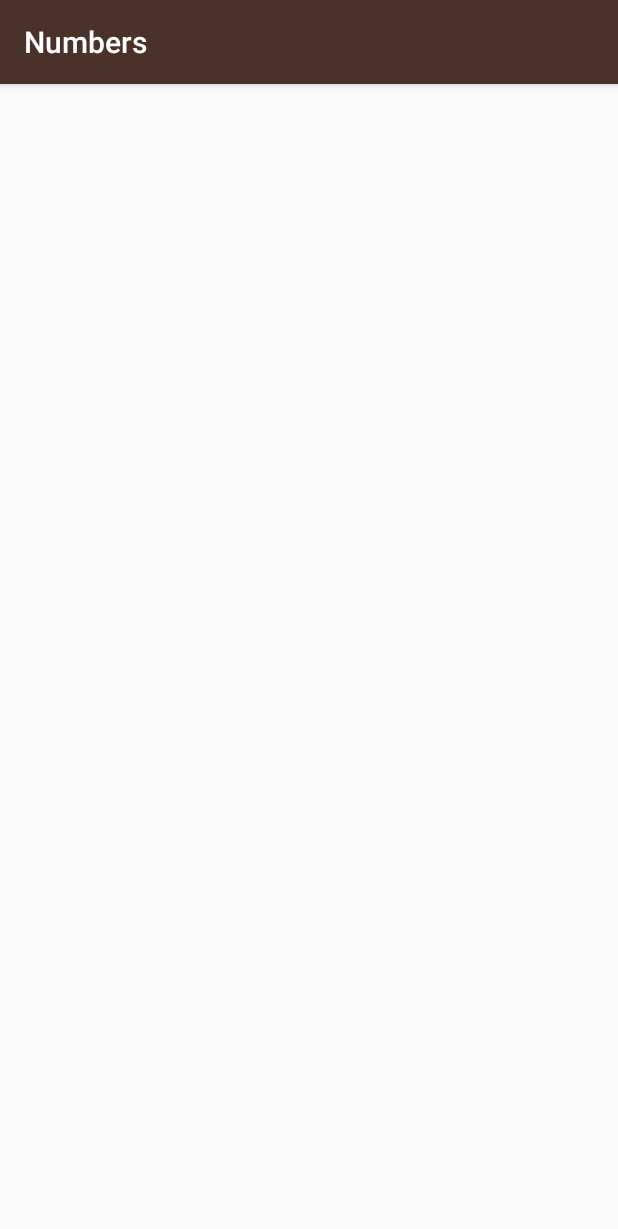
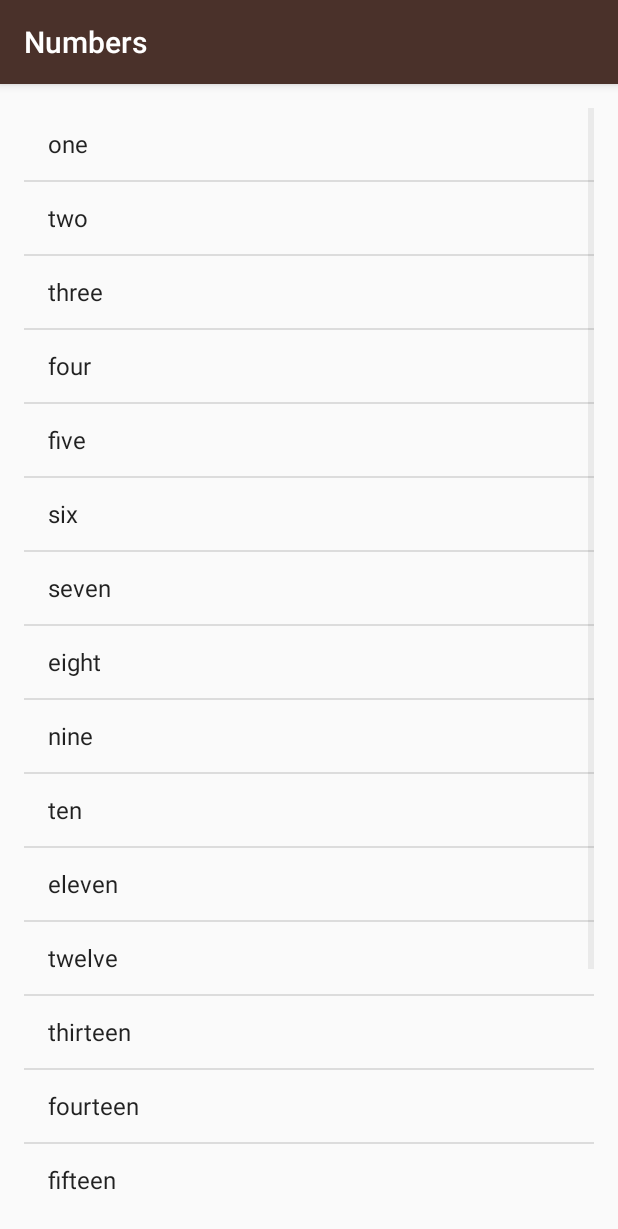
Before and after one commit to digitalfinesse/miwok, an Android app: the NumbersActivity screen opened directly, with no data from a screen before it, on a phone screen of 412 x 824 dp. Shown: the top 1229 px of the screen. Run offline under Robolectric (Android 15) with nearby library versions, the phone set to English and light mode, and no system bars.

Commit message:
Add ArrayAdapter for ListView

```diff
--- a/app/src/main/java/com/example/android/miwok/MainActivity.java
+++ b/app/src/main/java/com/example/android/miwok/MainActivity.java
@@ -18,6 +18,7 @@ package com.example.android.miwok;
 import android.content.Intent;
 import android.os.Bundle;
 import android.support.v7.app.AppCompatActivity;
+import android.util.Log;
 import android.view.View;
 import android.widget.TextView;
 import android.widget.Toast;
--- a/app/src/main/java/com/example/android/miwok/NumbersActivity.java
+++ b/app/src/main/java/com/example/android/miwok/NumbersActivity.java
@@ -2,6 +2,13 @@ package com.example.android.miwok;
 
 import android.os.Bundle;
 import android.support.v7.app.AppCompatActivity;
+import android.util.Log;
+import android.widget.ArrayAdapter;
+import android.widget.LinearLayout;
+import android.widget.ListView;
+import android.widget.TextView;
+
+import java.util.ArrayList;
 
 public class NumbersActivity extends AppCompatActivity {
 
@@ -9,5 +16,37 @@ public class NumbersActivity extends AppCompatActivity {
     protected void onCreate(Bundle savedInstanceState) {
         super.onCreate(savedInstanceState);
         setContentView(R.layout.activity_numbers);
+
+        ArrayList<String> words = new ArrayList<>();
+
+        words.add("one");
+        words.add("two");
+        words.add("three");
+        words.add("four");
+        words.add("five");
+        words.add("six");
+        words.add("seven");
+        words.add("eight");
+        words.add("nine");
+        words.add("ten");
+        words.add("eleven");
+        words.add("twelve");
+        words.add("thirteen");
+        words.add("fourteen");
+        words.add("fifteen");
+        words.add("sixteen");
+        words.add("seventeen");
+        words.add("eighteen");
+        words.add("nineteen");
+        words.add("twenty");
+
+        ArrayAdapter<String> itemsAdapter = new ArrayAdapter<String>(this, android.R.layout.simple_list_item_1, words);
+
+        ListView listView = (ListView) findViewById(R.id.list);
+
+        listView.setAdapter(itemsAdapter);
+
+
+
     }
 }
--- a/app/src/main/res/layout/activity_numbers.xml
+++ b/app/src/main/res/layout/activity_numbers.xml
@@ -1,9 +1,12 @@
 <?xml version="1.0" encoding="utf-8"?>
-<android.support.constraint.ConstraintLayout xmlns:android="http://schemas.android.com/apk/res/android"
-    xmlns:app="http://schemas.android.com/apk/res-auto"
+<ListView xmlns:android="http://schemas.android.com/apk/res/android"
     xmlns:tools="http://schemas.android.com/tools"
+    android:id="@+id/list"
     android:layout_width="match_parent"
     android:layout_height="match_parent"
-    tools:context="com.example.android.miwok.NumbersActivity">
-
-</android.support.constraint.ConstraintLayout>
+    android:orientation="vertical"
+    android:paddingBottom="@dimen/activity_vertical_margin"
+    android:paddingLeft="@dimen/activity_horizontal_margin"
+    android:paddingRight="@dimen/activity_horizontal_margin"
+    android:paddingTop="@dimen/activity_vertical_margin"
+    tools:context="com.example.android.miwok.NumbersActivity" />
```
